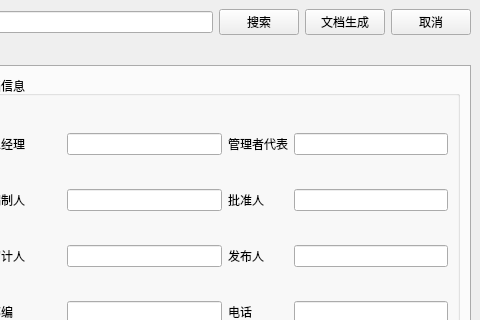
Above: Word-Printer/test.ui from OtakuTools/WordPrinter before the change; both pictures show x 533 to 1013 and y 0 to 320 of the 1013 by 820 pixel window. Below: the same form after it.
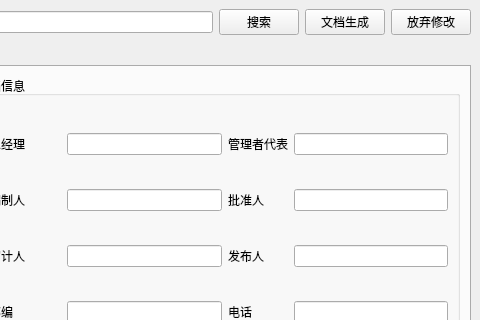
That is the form after the change.

Commit message: 将取消重命名为放弃修改，并实现功能

What changed in the file:
```diff
--- a/Word-Printer/test.ui
+++ b/Word-Printer/test.ui
@@ -37,7 +37,7 @@
     <item row="0" column="3">
      <widget class="QPushButton" name="cancelButton">
       <property name="text">
-       <string>取消</string>
+       <string>放弃修改</string>
       </property>
      </widget>
     </item>
```
The commit also changes 2 other files.
